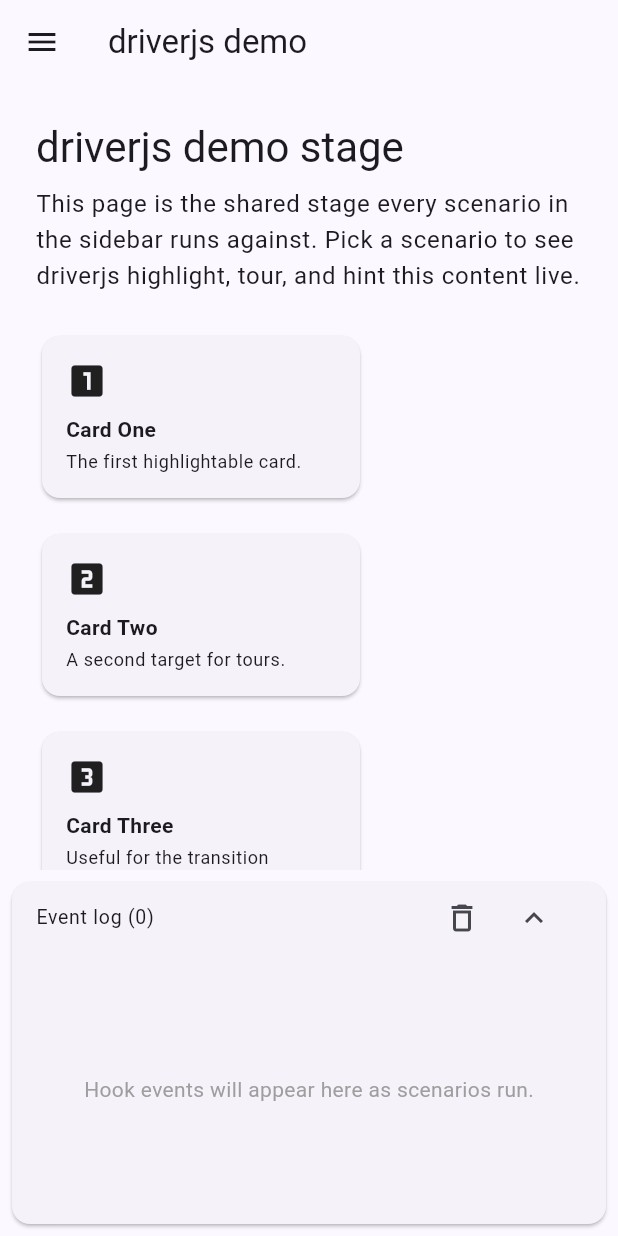
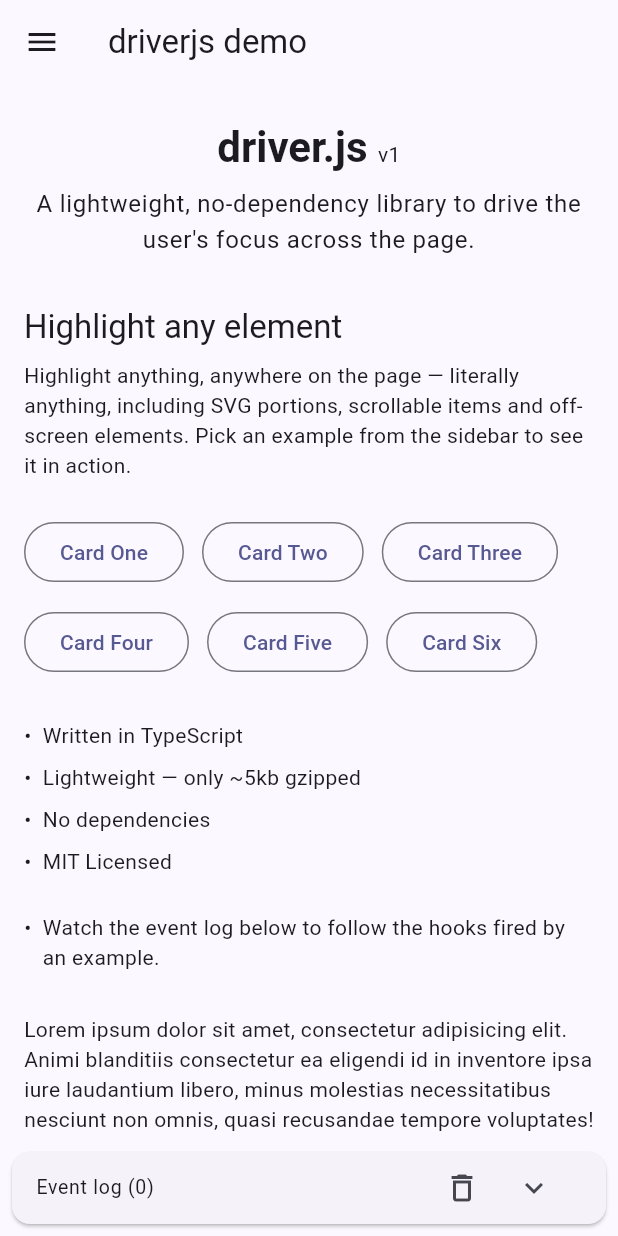
Before and after one commit to Djsmk123/driver.js, a Flutter app: the screen it shows after launch, on a phone screen of 412 x 824 dp. Run offline on Flutter 3.47's test engine with Material 3 defaults, Android fonts, the phone set to English and light mode, and no system bars.

Commit message:
Redesign example app to match driver.js's official demo and go mobile-first
Rewrite the stage content to mirror the official playground's copy and
plain-button style instead of generic Material icon-cards, add real
CircularProgressIndicator spinners to loading/waiting popovers that
previously only described a wait in text, and make the log panel
collapse by default on narrow screens instead of eating phone-sized
viewports.

Co-Authored-By: Claude Sonnet 5 <noreply@anthropic.com>

```diff
--- a/example/lib/log_panel.dart
+++ b/example/lib/log_panel.dart
@@ -30,17 +30,26 @@ class LogPanelController extends ChangeNotifier {
 }
 
 /// Renders [controller]'s entries in a collapsible card, newest first.
+///
+/// Mobile-first default: [initiallyExpanded] defaults to `false` so the
+/// panel doesn't dominate a phone-sized viewport; callers on wide screens
+/// (with room to spare) can pass `true` to start expanded.
 class LogPanel extends StatefulWidget {
-  const LogPanel({super.key, required this.controller});
+  const LogPanel({
+    super.key,
+    required this.controller,
+    this.initiallyExpanded = false,
+  });
 
   final LogPanelController controller;
+  final bool initiallyExpanded;
 
   @override
   State<LogPanel> createState() => _LogPanelState();
 }
 
 class _LogPanelState extends State<LogPanel> {
-  bool _expanded = true;
+  late bool _expanded = widget.initiallyExpanded;
 
   @override
   Widget build(BuildContext context) {
--- a/example/lib/main.dart
+++ b/example/lib/main.dart
@@ -162,6 +162,10 @@ class _DemoShellState extends State<DemoShell> {
   Widget build(BuildContext context) {
     final isWide = MediaQuery.sizeOf(context).width >= _wideBreakpoint;
 
+    // Mobile-first base: a single scrollable-stage column with a Drawer for
+    // the scenario list and a log panel that starts collapsed so it doesn't
+    // dominate a phone-sized viewport. The wide two-pane layout below is an
+    // enhancement layered on top when there's room, not the starting point.
     final stageAndLog = Column(
       children: [
         Expanded(
@@ -169,7 +173,10 @@ class _DemoShellState extends State<DemoShell> {
         ),
         Padding(
           padding: const EdgeInsets.all(8),
-          child: LogPanel(controller: _logController),
+          child: LogPanel(
+            controller: _logController,
+            initiallyExpanded: isWide,
+          ),
         ),
       ],
     );
--- a/example/lib/scenarios/advance_wait.dart
+++ b/example/lib/scenarios/advance_wait.dart
@@ -2,8 +2,31 @@
 library;
 
 import 'package:driverjs/driverjs.dart';
+import 'package:flutter/material.dart';
 
 import '../scenario.dart';
+
+/// A small spinner + caption used on steps whose popover is on screen for
+/// the entire `waitForElement` hold — without this the tour just looks
+/// stalled for the timeout duration rather than visibly waiting.
+Widget _waitingIndicator(String text) {
+  return Row(
+    mainAxisSize: MainAxisSize.min,
+    crossAxisAlignment: CrossAxisAlignment.start,
+    children: [
+      const Padding(
+        padding: EdgeInsets.only(top: 2),
+        child: SizedBox(
+          width: 16,
+          height: 16,
+          child: CircularProgressIndicator(strokeWidth: 2),
+        ),
+      ),
+      const SizedBox(width: 10),
+      Expanded(child: Text(text)),
+    ],
+  );
+}
 
 final advanceWaitGroup = ScenarioGroup(
   title: 'Advance & wait',
@@ -65,11 +88,12 @@ final advanceWaitGroup = ScenarioGroup(
             steps: [
               DriveStep(
                 element: ctx.keys.card1,
-                popover: const DriverPopover(
+                popover: DriverPopover(
                   title: 'Waiting for a late element',
-                  description:
-                      'Step 2 targets an element that mounts in '
-                      '~1.5s. Press Next to see the tour wait for it.',
+                  descriptionWidget: _waitingIndicator(
+                    'Step 2 targets an element that mounts in ~1.5s. '
+                    'Press Next to see the tour wait for it.',
+                  ),
                 ),
               ),
               DriveStep(
@@ -110,11 +134,12 @@ final advanceWaitGroup = ScenarioGroup(
             steps: [
               DriveStep(
                 element: ctx.keys.card1,
-                popover: const DriverPopover(
+                popover: DriverPopover(
                   title: 'About to skip a step',
-                  description:
-                      'Step 2 will never mount and times out '
-                      'after 1s, then gets skipped.',
+                  descriptionWidget: _waitingIndicator(
+                    'Step 2 will never mount and times out after 1s, '
+                    'then gets skipped.',
+                  ),
                 ),
               ),
               DriveStep(
--- a/example/lib/scenarios/tour.dart
+++ b/example/lib/scenarios/tour.dart
@@ -115,10 +115,27 @@ final tourGroup = ScenarioGroup(
             steps: [
               DriveStep(
                 element: ctx.keys.card1,
-                popover: const DriverPopover(
+                popover: DriverPopover(
                   title: 'Loading…',
-                  description: 'This step auto-advances in 1.5 seconds.',
-                  showButtons: [DriverButton.close],
+                  descriptionWidget: const Row(
+                    mainAxisSize: MainAxisSize.min,
+                    crossAxisAlignment: CrossAxisAlignment.start,
+                    children: [
+                      Padding(
+                        padding: EdgeInsets.only(top: 2),
+                        child: SizedBox(
+                          width: 16,
+                          height: 16,
+                          child: CircularProgressIndicator(strokeWidth: 2),
+                        ),
+                      ),
+                      SizedBox(width: 10),
+                      Expanded(
+                        child: Text('This step auto-advances in 1.5 seconds.'),
+                      ),
+                    ],
+                  ),
+                  showButtons: const [DriverButton.close],
                 ),
                 onHighlighted: (element, step, opts) {
                   ctx.log('tour-async-step: waiting 1.5s to auto-advance');
--- a/example/lib/stage_page.dart
+++ b/example/lib/stage_page.dart
@@ -1,6 +1,9 @@
 /// The shared demo "stage" — the content every scenario highlights/tours
-/// over. Exposes [StageKeys] so scenario code can build `DriveStep`s that
-/// point at specific cards without reaching into the widget tree itself.
+/// over. Mirrors driver.js's official playground `Stage.astro` (same
+/// headline copy, section order, and filler paragraphs) rebuilt in
+/// Flutter/Material terms. Exposes [StageKeys] so scenario code can build
+/// `DriveStep`s that point at specific elements without reaching into the
+/// widget tree itself.
 library;
 
 import 'package:flutter/material.dart';
@@ -33,6 +36,24 @@ class StageKeys {
   List<GlobalKey> get cards => [card1, card2, card3, card4, card5, card6];
 }
 
+const _loremFiller =
+    "Lorem ipsum dolor sit amet, consectetur adipisicing elit. Animi "
+    'blanditiis consectetur ea eligendi id in inventore ipsa iure '
+    'laudantium libero, minus molestias necessitatibus nesciunt non '
+    'omnis, quasi recusandae tempore voluptates!';
+
+const _scrollParagraphs = [
+  'First — scroll down inside this box to reach the highlighted paragraph.',
+  'Second — Lorem ipsum dolor sit amet, consectetur adipisicing elit.',
+  'Third — even nested scrollable elements are handled correctly.',
+  'Fourth — Lorem ipsum dolor sit amet, consectetur adipisicing elit.',
+  'Fifth — Lorem ipsum dolor sit amet, consectetur adipisicing elit.',
+  'Sixth — Lorem ipsum dolor sit amet, consectetur adipisicing elit.',
+  'Seventh — Lorem ipsum dolor sit amet, consectetur adipisicing elit.',
+  'Eighth — Lorem ipsum dolor sit amet, consectetur adipisicing elit.',
+  'Ninth — Lorem ipsum dolor sit amet, consectetur adipisicing elit.',
+];
+
 /// The scrollable page content every scenario runs its tour/highlight over.
 /// Tall enough to require page scrolling on its own (for off-screen /
 /// scroll-into-view scenarios), with a nested ~300px [ListView] (for
@@ -57,6 +78,7 @@ class StagePageState extends State<StagePage> {
   @override
   Widget build(BuildContext context) {
     final keys = widget.keys;
+    final textTheme = Theme.of(context).textTheme;
 
     return ListView(
       // Generous cache extent: the off-screen/scroll-into-view scenarios
@@ -69,93 +91,74 @@ class StagePageState extends State<StagePage> {
       // keeping everything built is cheap.
       // ignore: deprecated_member_use
       cacheExtent: 4000,
-      padding: const EdgeInsets.all(24),
+      padding: const EdgeInsets.symmetric(horizontal: 16, vertical: 24),
       children: [
-        Text(
+        Center(
+          child: Column(
             key: keys.header,
-          'driverjs demo stage',
-          style: Theme.of(context).textTheme.headlineMedium,
+            children: [
+              Text.rich(
+                TextSpan(
+                  text: 'driver.js ',
+                  style: textTheme.headlineMedium?.copyWith(
+                    fontWeight: FontWeight.w600,
+                  ),
+                  children: [TextSpan(text: 'v1', style: textTheme.bodyMedium)],
+                ),
+                textAlign: TextAlign.center,
               ),
               const SizedBox(height: 8),
               Text(
+                "A lightweight, no-dependency library to drive the user's "
+                'focus across the page.',
+                textAlign: TextAlign.center,
+                style: textTheme.bodyLarge,
+              ),
+            ],
+          ),
+        ),
+        const SizedBox(height: 32),
+        Text('Highlight any element', style: textTheme.titleLarge),
+        const SizedBox(height: 8),
+        Text(
           key: keys.intro,
-          'This page is the shared stage every scenario in the sidebar runs '
-          'against. Pick a scenario to see driverjs highlight, tour, and hint '
-          'this content live.',
-          style: Theme.of(context).textTheme.bodyLarge,
+          'Highlight anything, anywhere on the page — literally anything, '
+          'including SVG portions, scrollable items and off-screen '
+          'elements. Pick an example from the sidebar to see it in action.',
+          style: textTheme.bodyMedium,
         ),
         const SizedBox(height: 24),
         Wrap(
-          spacing: 16,
-          runSpacing: 16,
+          spacing: 12,
+          runSpacing: 12,
           children: [
-            _StageCard(
-              key: keys.card1,
-              title: 'Card One',
-              subtitle: 'The first highlightable card.',
-              icon: Icons.looks_one,
-            ),
-            _StageCard(
-              key: keys.card2,
-              title: 'Card Two',
-              subtitle: 'A second target for tours.',
-              icon: Icons.looks_two,
-            ),
-            _StageCard(
-              key: keys.card3,
-              title: 'Card Three',
-              subtitle: 'Useful for the transition scenario.',
-              icon: Icons.looks_3,
-            ),
-            _StageCard(
-              key: keys.card4,
-              title: 'Card Four',
-              subtitle: 'Try advanceOnClick on me.',
-              icon: Icons.looks_4,
-              onTap: () {},
-            ),
-            _StageCard(
-              key: keys.card5,
-              title: 'Card Five',
-              subtitle: 'Popover position matrix target.',
-              icon: Icons.looks_5,
-            ),
-            _StageCard(
-              key: keys.card6,
-              title: 'Card Six',
-              subtitle: 'The last of the six cards.',
-              icon: Icons.looks_6,
-            ),
+            _StageButton(stageKey: keys.card1, label: 'Card One'),
+            _StageButton(stageKey: keys.card2, label: 'Card Two'),
+            _StageButton(stageKey: keys.card3, label: 'Card Three'),
+            _StageButton(stageKey: keys.card4, label: 'Card Four'),
+            _StageButton(stageKey: keys.card5, label: 'Card Five'),
+            _StageButton(stageKey: keys.card6, label: 'Card Six'),
           ],
         ),
         const SizedBox(height: 24),
-        Card(
-          child: Padding(
-            padding: const EdgeInsets.all(16),
-            child: Column(
+        Column(
           key: keys.featureList,
           crossAxisAlignment: CrossAxisAlignment.start,
           children: const [
-                Text(
-                  'Feature checklist',
-                  style: TextStyle(fontWeight: FontWeight.bold),
-                ),
-                SizedBox(height: 8),
-                _FeatureBullet('Single-element highlight'),
-                _FeatureBullet('Multi-step guided tours'),
-                _FeatureBullet('Popovers with custom content'),
-                _FeatureBullet('Pulsing hint beacons'),
-                _FeatureBullet('Keyboard navigation'),
+            _Bullet('Written in TypeScript'),
+            _Bullet('Lightweight — only ~5kb gzipped'),
+            _Bullet('No dependencies'),
+            _Bullet('MIT Licensed'),
           ],
         ),
-          ),
+        const SizedBox(height: 16),
+        const _Bullet(
+          'Watch the event log below to follow the hooks fired by an '
+          'example.',
         ),
         const SizedBox(height: 24),
-        Text(
-          'Inner scrollable region',
-          style: Theme.of(context).textTheme.titleMedium,
-        ),
-        const SizedBox(height: 8),
+        Text(_loremFiller, style: textTheme.bodyMedium),
+        const SizedBox(height: 32),
         Container(
           key: keys.innerScrollList,
           height: 300,
@@ -167,136 +170,89 @@ class StagePageState extends State<StagePage> {
             // Same reasoning as the outer ListView's cacheExtent above.
             // ignore: deprecated_member_use
             cacheExtent: 2000,
-            padding: const EdgeInsets.all(8),
-            itemCount: 20,
+            padding: const EdgeInsets.all(16),
+            itemCount: _scrollParagraphs.length,
             itemBuilder: (context, index) {
               return Padding(
-                padding: const EdgeInsets.symmetric(vertical: 4),
-                child: ListTile(
-                  key: index == 3 ? keys.innerScrollItem3 : null,
-                  dense: true,
-                  tileColor: Theme.of(
-                    context,
-                  ).colorScheme.surfaceContainerHighest,
-                  title: Text('Inner scroll item ${index + 1}'),
+                padding: const EdgeInsets.symmetric(vertical: 8),
+                child: Text(
+                  key: index == 2 ? keys.innerScrollItem3 : null,
+                  _scrollParagraphs[index],
+                  style: textTheme.bodyMedium,
                 ),
               );
             },
           ),
         ),
-        const SizedBox(height: 24),
-        Text(
-          'Late-mounted element slot',
-          style: Theme.of(context).textTheme.titleMedium,
-        ),
-        const SizedBox(height: 8),
+        const SizedBox(height: 32),
+        Text(_loremFiller, style: textTheme.bodyMedium),
+        const SizedBox(height: 32),
         SizedBox(
           key: keys.lateElementSlot,
-          height: 64,
           child: _lateElementMounted
-              ? Card(
+              ? Text(
                   key: keys.lateElement,
-                  color: Theme.of(context).colorScheme.tertiaryContainer,
-                  child: const ListTile(
-                    leading: Icon(Icons.bolt),
-                    title: Text('Late element'),
-                    subtitle: Text(
-                      'Mounted after a delay for waitForElement demos.',
-                    ),
-                  ),
+                  'Late element — mounted after a delay for waitForElement '
+                  'demos.',
+                  style: textTheme.bodyMedium,
                 )
-              : const Card(
-                  child: ListTile(
-                    leading: Icon(Icons.hourglass_empty),
-                    title: Text('(not mounted yet)'),
+              : Text(
+                  '(late element not mounted yet)',
+                  style: textTheme.bodyMedium?.copyWith(
+                    fontStyle: FontStyle.italic,
+                    color: Theme.of(context).disabledColor,
                   ),
                 ),
         ),
         const SizedBox(height: 32),
-        Text('Below the fold', style: Theme.of(context).textTheme.titleMedium),
-        const SizedBox(height: 8),
         // Just enough trailing filler that the page itself scrolls, so
         // off-screen/scroll-into-view scenarios have something to prove.
         for (var i = 0; i < 6; i++)
           Padding(
-            padding: const EdgeInsets.symmetric(vertical: 8),
-            child: Card(
-              key: i == 4 ? widget.keys.belowFold : null,
-              child: ListTile(
-                leading: const Icon(Icons.article_outlined),
-                title: Text('Filler section ${i + 1}'),
-                subtitle: const Text(
-                  'Scroll-into-view target lives further down this page.',
+            padding: const EdgeInsets.only(bottom: 16),
+            child: Text(
+              key: i == 4 ? keys.belowFold : null,
+              'Filler section ${i + 1} — scroll-into-view target lives '
+              'further down this page. $_loremFiller',
+              style: textTheme.bodyMedium,
             ),
           ),
-            ),
-          ),
-        const SizedBox(height: 48),
       ],
     );
   }
 }
 
-class _FeatureBullet extends StatelessWidget {
-  const _FeatureBullet(this.text);
+class _Bullet extends StatelessWidget {
+  const _Bullet(this.text);
 
   final String text;
 
   @override
   Widget build(BuildContext context) {
     return Padding(
-      padding: const EdgeInsets.symmetric(vertical: 2),
+      padding: const EdgeInsets.symmetric(vertical: 4),
       child: Row(
+        crossAxisAlignment: CrossAxisAlignment.start,
         children: [
-          const Icon(Icons.check_circle_outline, size: 16),
-          const SizedBox(width: 8),
-          Text(text),
+          const Text('•  '),
+          Expanded(child: Text(text)),
         ],
       ),
     );
   }
 }
 
-class _StageCard extends StatelessWidget {
-  const _StageCard({
-    super.key,
-    required this.title,
-    required this.subtitle,
-    required this.icon,
-    this.onTap,
-  });
+/// A plain outlined button — the Flutter equivalent of the original
+/// playground's unstyled `<button>Card One</button>` elements, not a
+/// Material icon-card.
+class _StageButton extends StatelessWidget {
+  const _StageButton({required this.stageKey, required this.label});
 
-  final String title;
-  final String subtitle;
-  final IconData icon;
-  final VoidCallback? onTap;
+  final GlobalKey stageKey;
+  final String label;
 
   @override
   Widget build(BuildContext context) {
-    return SizedBox(
-      width: 220,
-      child: Card(
-        child: InkWell(
-          onTap: onTap,
-          borderRadius: BorderRadius.circular(12),
-          child: Padding(
-            padding: const EdgeInsets.all(16),
-            child: Column(
-              crossAxisAlignment: CrossAxisAlignment.start,
-              children: [
-                Icon(icon, size: 28),
-                const SizedBox(height: 8),
-                Text(
-                  title,
-                  style: const TextStyle(fontWeight: FontWeight.bold),
-                ),
-                const SizedBox(height: 4),
-                Text(subtitle, style: Theme.of(context).textTheme.bodySmall),
-              ],
-            ),
-          ),
-        ),
-      ),
-    );
+    return OutlinedButton(key: stageKey, onPressed: () {}, child: Text(label));
   }
 }
```
Lines whose indentation alone changed are shown as unchanged.
